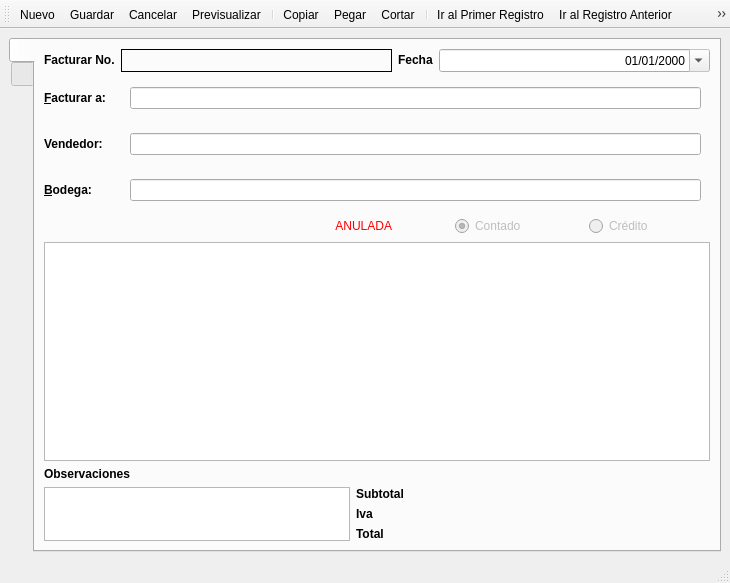
This is src/ui/factura.ui in armonge/EsquipulasPy as Qt 5 draws it before an edit. The edited form follows.
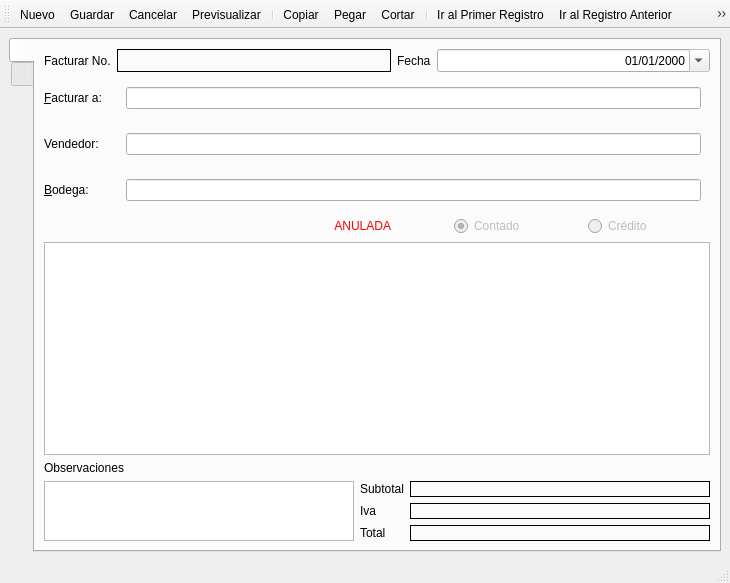
This is the edited form. The open tabs and pages were chosen to show the change. Icons and pictures are not drawn.

Commit message: Cambios .ui de factura

Patch:
```diff
--- a/src/ui/factura.ui
+++ b/src/ui/factura.ui
@@ -42,11 +42,8 @@
               <verstretch>0</verstretch>
              </sizepolicy>
             </property>
-            <property name="styleSheet">
-             <string notr="true"/>
-            </property>
             <property name="text">
-             <string>&lt;b&gt;Facturar No.&lt;/b&gt;</string>
+             <string>Facturar No.</string>
             </property>
            </widget>
           </item>
@@ -58,11 +55,8 @@
               <verstretch>0</verstretch>
              </sizepolicy>
             </property>
-            <property name="styleSheet">
-             <string notr="true"/>
-            </property>
             <property name="text">
-             <string>&lt;b&gt;Fecha&lt;/b&gt;</string>
+             <string>Fecha</string>
             </property>
             <property name="buddy">
              <cstring>dtPicker</cstring>
@@ -99,11 +93,8 @@
               <verstretch>0</verstretch>
              </sizepolicy>
             </property>
-            <property name="styleSheet">
-             <string notr="true"/>
-            </property>
             <property name="text">
-             <string>&amp;&lt;b&gt;Facturar a:&lt;/b&gt;</string>
+             <string>&amp;Facturar a:</string>
             </property>
             <property name="buddy">
              <cstring>txtcliente</cstring>
@@ -153,11 +144,8 @@
               <verstretch>0</verstretch>
              </sizepolicy>
             </property>
-            <property name="styleSheet">
-             <string notr="true"/>
-            </property>
             <property name="text">
-             <string>&lt;b&gt;Vendedor:&lt;/b&gt;</string>
+             <string>Vendedor:</string>
             </property>
             <property name="buddy">
              <cstring>txtcliente</cstring>
@@ -207,11 +195,8 @@
               <verstretch>0</verstretch>
              </sizepolicy>
             </property>
-            <property name="styleSheet">
-             <string notr="true"/>
-            </property>
             <property name="text">
-             <string>&amp;&lt;b&gt;Bodega:&lt;/b&gt;</string>
+             <string>&amp;Bodega:</string>
             </property>
             <property name="buddy">
              <cstring>txtbodega</cstring>
@@ -352,7 +337,7 @@
         <item>
          <widget class="QLabel" name="label_7">
           <property name="text">
-           <string>&lt;b&gt;Observaciones&lt;/b&gt;</string>
+           <string>Observaciones</string>
           </property>
          </widget>
         </item>
@@ -391,11 +376,8 @@
               <verstretch>0</verstretch>
              </sizepolicy>
             </property>
-            <property name="styleSheet">
-             <string notr="true"/>
-            </property>
             <property name="text">
-             <string>&lt;b&gt;Subtotal&lt;/b&gt;</string>
+             <string>Subtotal</string>
             </property>
            </widget>
           </item>
@@ -420,7 +402,7 @@
              </size>
             </property>
             <property name="styleSheet">
-             <string notr="true"/>
+             <string notr="true">border:1px solid #000</string>
             </property>
             <property name="text">
              <string/>
@@ -440,11 +422,8 @@
                 <verstretch>0</verstretch>
                </sizepolicy>
               </property>
-              <property name="styleSheet">
-               <string notr="true"/>
-              </property>
               <property name="text">
-               <string>&lt;b&gt;Iva&lt;/b&gt;</string>
+               <string>Iva</string>
               </property>
              </widget>
             </item>
@@ -456,9 +435,6 @@
                 <verstretch>0</verstretch>
                </sizepolicy>
               </property>
-              <property name="styleSheet">
-               <string notr="true"/>
-              </property>
               <property name="text">
                <string/>
               </property>
@@ -492,6 +468,9 @@
               <height>16777215</height>
              </size>
             </property>
+            <property name="styleSheet">
+             <string notr="true">border:1px solid #000</string>
+            </property>
             <property name="text">
              <string/>
             </property>
@@ -508,11 +487,8 @@
               <verstretch>0</verstretch>
              </sizepolicy>
             </property>
-            <property name="styleSheet">
-             <string notr="true"/>
-            </property>
             <property name="text">
-             <string>&lt;b&gt;Total&lt;/b&gt;</string>
+             <string>Total</string>
             </property>
            </widget>
           </item>
@@ -536,6 +512,9 @@
               <height>16777215</height>
              </size>
             </property>
+            <property name="styleSheet">
+             <string notr="true">border:1px solid #000</string>
+            </property>
             <property name="text">
              <string/>
             </property>
```
Left out of the diff: 31 changed lines with no effect on the pictures.
